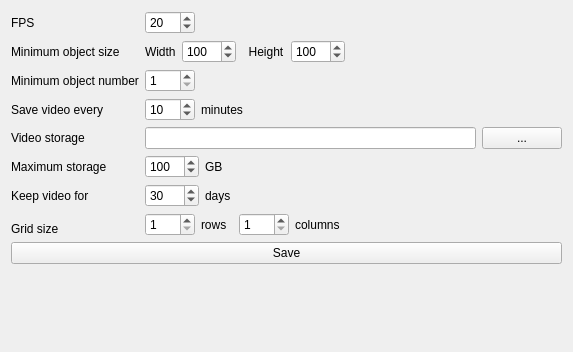
Above: SettingsPage.ui from congchenutd/WatchDog before the change. Below: the same form after it.
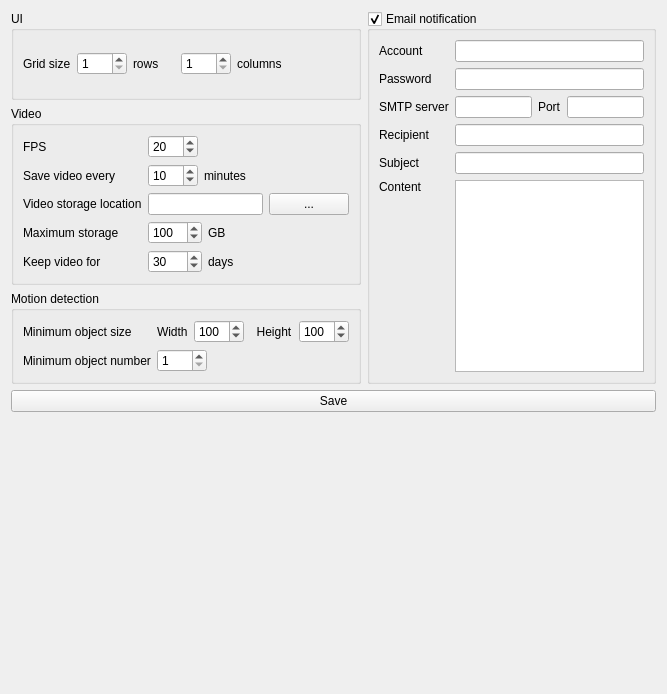
That is the form after the change.

```diff
--- a/SettingsPage.ui
+++ b/SettingsPage.ui
@@ -6,15 +6,23 @@
    <rect>
     <x>0</x>
     <y>0</y>
-    <width>573</width>
-    <height>352</height>
+    <width>667</width>
+    <height>694</height>
    </rect>
   </property>
   <property name="windowTitle">
    <string>Form</string>
   </property>
-  <layout class="QGridLayout" name="gridLayout">
-   <item row="7" column="1" rowspan="2">
+  <layout class="QVBoxLayout" name="verticalLayout">
+   <item>
+    <layout class="QGridLayout" name="gridLayout_5">
+     <item row="0" column="0">
+      <widget class="QGroupBox" name="groupBox_3">
+       <property name="title">
+        <string>UI</string>
+       </property>
+       <layout class="QGridLayout" name="gridLayout_3">
+        <item row="0" column="1">
     <layout class="QHBoxLayout" name="horizontalLayout_8">
      <item>
       <widget class="QSpinBox" name="sbGridNRows">
@@ -35,7 +43,7 @@
      <item>
       <widget class="QLabel" name="label_15">
        <property name="text">
-        <string>rows  </string>
+             <string>rows     </string>
        </property>
       </widget>
      </item>
@@ -77,140 +85,163 @@
      </item>
     </layout>
    </item>
-   <item row="6" column="0">
-    <widget class="QLabel" name="label_7">
+        <item row="0" column="0">
+         <widget class="QLabel" name="label_13">
      <property name="text">
-      <string>Keep video for</string>
+           <string>Grid size</string>
      </property>
     </widget>
    </item>
-   <item row="4" column="0">
-    <widget class="QLabel" name="label_6">
+       </layout>
+      </widget>
+     </item>
+     <item row="0" column="1" rowspan="3">
+      <widget class="QGroupBox" name="groupBox_4">
+       <property name="title">
+        <string>Email notification</string>
+       </property>
+       <property name="checkable">
+        <bool>true</bool>
+       </property>
+       <layout class="QGridLayout" name="gridLayout">
+        <item row="1" column="1">
+         <widget class="QLineEdit" name="lePassword">
+          <property name="echoMode">
+           <enum>QLineEdit::PasswordEchoOnEdit</enum>
+          </property>
+         </widget>
+        </item>
+        <item row="0" column="0">
+         <widget class="QLabel" name="label_17">
      <property name="text">
-      <string>Video storage</string>
+           <string>Account</string>
      </property>
     </widget>
    </item>
+        <item row="0" column="1">
+         <widget class="QLineEdit" name="leAccount"/>
+        </item>
    <item row="2" column="0">
-    <widget class="QLabel" name="label_3">
+         <widget class="QLabel" name="label_19">
      <property name="text">
-      <string>Minimum object number</string>
+           <string>SMTP server</string>
      </property>
     </widget>
    </item>
-   <item row="6" column="1">
-    <layout class="QHBoxLayout" name="horizontalLayout_5">
-     <item>
-      <widget class="QSpinBox" name="sbMaxDays">
-       <property name="minimumSize">
-        <size>
-         <width>50</width>
-         <height>0</height>
-        </size>
-       </property>
-       <property name="minimum">
-        <number>1</number>
-       </property>
-       <property name="maximum">
-        <number>9999</number>
-       </property>
-       <property name="value">
-        <number>30</number>
-       </property>
-      </widget>
-     </item>
-     <item>
-      <widget class="QLabel" name="label_8">
+        <item row="1" column="0">
+         <widget class="QLabel" name="label_18">
        <property name="text">
-        <string>days</string>
+           <string>Password</string>
        </property>
       </widget>
      </item>
+        <item row="2" column="1">
+         <layout class="QHBoxLayout" name="horizontalLayout_9">
      <item>
-      <spacer name="horizontalSpacer_4">
-       <property name="orientation">
-        <enum>Qt::Horizontal</enum>
-       </property>
-       <property name="sizeHint" stdset="0">
-        <size>
-         <width>40</width>
-         <height>20</height>
-        </size>
-       </property>
-      </spacer>
-     </item>
-    </layout>
-   </item>
-   <item row="1" column="1">
-    <layout class="QHBoxLayout" name="horizontalLayout">
+           <widget class="QLineEdit" name="leSmtpServerIP"/>
+          </item>
      <item>
-      <widget class="QLabel" name="label_4">
+           <widget class="QLabel" name="label_20">
        <property name="text">
-        <string>Width</string>
+             <string>Port</string>
        </property>
       </widget>
      </item>
      <item>
-      <widget class="QSpinBox" name="sbWidth">
-       <property name="minimumSize">
-        <size>
-         <width>50</width>
-         <height>0</height>
-        </size>
-       </property>
-       <property name="minimum">
-        <number>1</number>
-       </property>
-       <property name="maximum">
-        <number>9999</number>
-       </property>
-       <property name="value">
-        <number>100</number>
-       </property>
-      </widget>
-     </item>
-     <item>
-      <widget class="QLabel" name="label_5">
+           <widget class="QLineEdit" name="leSmtpPort"/>
+          </item>
+         </layout>
+        </item>
+        <item row="3" column="0">
+         <widget class="QLabel" name="label_21">
        <property name="text">
-        <string>  Height</string>
-       </property>
-      </widget>
-     </item>
-     <item>
-      <widget class="QSpinBox" name="sbHeight">
-       <property name="minimumSize">
-        <size>
-         <width>50</width>
-         <height>0</height>
-        </size>
-       </property>
-       <property name="minimum">
-        <number>1</number>
-       </property>
-       <property name="maximum">
-        <number>9999</number>
-       </property>
-       <property name="value">
-        <number>100</number>
-       </property>
-      </widget>
-     </item>
-     <item>
-      <spacer name="horizontalSpacer">
-       <property name="orientation">
-        <enum>Qt::Horizontal</enum>
-       </property>
-       <property name="sizeHint" stdset="0">
-        <size>
-         <width>40</width>
-         <height>20</height>
-        </size>
-       </property>
-      </spacer>
-     </item>
-    </layout>
+           <string>Recipient</string>
+          </property>
+         </widget>
    </item>
    <item row="3" column="1">
+         <widget class="QLineEdit" name="leRecipient"/>
+        </item>
+        <item row="4" column="0">
+         <widget class="QLabel" name="label_22">
+          <property name="text">
+           <string>Subject</string>
+          </property>
+         </widget>
+        </item>
+        <item row="4" column="1">
+         <widget class="QLineEdit" name="leRecipient_2"/>
+        </item>
+        <item row="5" column="0">
+         <widget class="QLabel" name="label_23">
+          <property name="text">
+           <string>Content</string>
+          </property>
+          <property name="alignment">
+           <set>Qt::AlignLeading|Qt::AlignLeft|Qt::AlignTop</set>
+          </property>
+         </widget>
+        </item>
+        <item row="5" column="1">
+         <widget class="QPlainTextEdit" name="plainTextEdit"/>
+        </item>
+       </layout>
+      </widget>
+     </item>
+     <item row="1" column="0">
+      <widget class="QGroupBox" name="groupBox_2">
+       <property name="title">
+        <string>Video</string>
+       </property>
+       <layout class="QGridLayout" name="gridLayout_2">
+        <item row="0" column="0">
+         <widget class="QLabel" name="label_11">
+          <property name="text">
+           <string>FPS</string>
+          </property>
+         </widget>
+        </item>
+        <item row="0" column="1">
+         <layout class="QHBoxLayout" name="horizontalLayout_6">
+          <item>
+           <widget class="QSpinBox" name="sbFPS">
+            <property name="minimumSize">
+             <size>
+              <width>50</width>
+              <height>0</height>
+             </size>
+            </property>
+            <property name="minimum">
+             <number>1</number>
+            </property>
+            <property name="value">
+             <number>20</number>
+            </property>
+           </widget>
+          </item>
+          <item>
+           <spacer name="horizontalSpacer_5">
+            <property name="orientation">
+             <enum>Qt::Horizontal</enum>
+            </property>
+            <property name="sizeHint" stdset="0">
+             <size>
+              <width>40</width>
+              <height>20</height>
+             </size>
+            </property>
+           </spacer>
+          </item>
+         </layout>
+        </item>
+        <item row="1" column="0">
+         <widget class="QLabel" name="label_14">
+          <property name="text">
+           <string>Save video every</string>
+          </property>
+         </widget>
+        </item>
+        <item row="1" column="1">
     <layout class="QHBoxLayout" name="horizontalLayout_7">
      <item>
       <widget class="QSpinBox" name="sbStorageInterval">
@@ -253,34 +284,14 @@
      </item>
     </layout>
    </item>
-   <item row="8" column="0">
-    <widget class="QLabel" name="label_13">
+        <item row="2" column="0">
+         <widget class="QLabel" name="label_6">
      <property name="text">
-      <string>Grid size</string>
+           <string>Video storage location</string>
      </property>
     </widget>
    </item>
-   <item row="10" column="1">
-    <spacer name="verticalSpacer">
-     <property name="orientation">
-      <enum>Qt::Vertical</enum>
-     </property>
-     <property name="sizeHint" stdset="0">
-      <size>
-       <width>20</width>
-       <height>40</height>
-      </size>
-     </property>
-    </spacer>
-   </item>
-   <item row="9" column="0" colspan="2">
-    <widget class="QPushButton" name="btSave">
-     <property name="text">
-      <string>Save</string>
-     </property>
-    </widget>
-   </item>
-   <item row="4" column="1">
+        <item row="2" column="1">
     <layout class="QHBoxLayout" name="horizontalLayout_3">
      <item>
       <widget class="QLineEdit" name="leStoragePath"/>
@@ -294,7 +305,14 @@
      </item>
     </layout>
    </item>
-   <item row="5" column="1">
+        <item row="3" column="0">
+         <widget class="QLabel" name="label_10">
+          <property name="text">
+           <string>Maximum storage</string>
+          </property>
+         </widget>
+        </item>
+        <item row="3" column="1">
     <layout class="QHBoxLayout" name="horizontalLayout_4">
      <item>
       <widget class="QSpinBox" name="sbMaxStorage">
@@ -337,17 +355,17 @@
      </item>
     </layout>
    </item>
-   <item row="5" column="0">
-    <widget class="QLabel" name="label_10">
+        <item row="4" column="0">
+         <widget class="QLabel" name="label_7">
      <property name="text">
-      <string>Maximum storage</string>
+           <string>Keep video for</string>
      </property>
     </widget>
    </item>
-   <item row="0" column="1">
-    <layout class="QHBoxLayout" name="horizontalLayout_6">
+        <item row="4" column="1">
+         <layout class="QHBoxLayout" name="horizontalLayout_5">
      <item>
-      <widget class="QSpinBox" name="sbFPS">
+           <widget class="QSpinBox" name="sbMaxDays">
        <property name="minimumSize">
         <size>
          <width>50</width>
@@ -357,13 +375,23 @@
        <property name="minimum">
         <number>1</number>
        </property>
+            <property name="maximum">
+             <number>9999</number>
+            </property>
        <property name="value">
-        <number>20</number>
+             <number>30</number>
        </property>
       </widget>
      </item>
      <item>
-      <spacer name="horizontalSpacer_5">
+           <widget class="QLabel" name="label_8">
+            <property name="text">
+             <string>days</string>
+            </property>
+           </widget>
+          </item>
+          <item>
+           <spacer name="horizontalSpacer_4">
        <property name="orientation">
         <enum>Qt::Horizontal</enum>
        </property>
@@ -377,28 +405,99 @@
      </item>
     </layout>
    </item>
-   <item row="1" column="0">
+       </layout>
+      </widget>
+     </item>
+     <item row="2" column="0">
+      <widget class="QGroupBox" name="groupBox">
+       <property name="title">
+        <string>Motion detection</string>
+       </property>
+       <layout class="QGridLayout" name="gridLayout_4">
+        <item row="0" column="0">
     <widget class="QLabel" name="label_2">
      <property name="text">
       <string>Minimum object size</string>
      </property>
     </widget>
    </item>
-   <item row="0" column="0">
-    <widget class="QLabel" name="label_11">
+        <item row="0" column="1">
+         <layout class="QHBoxLayout" name="horizontalLayout">
+          <item>
+           <widget class="QLabel" name="label_4">
      <property name="text">
-      <string>FPS</string>
+             <string>Width</string>
      </property>
     </widget>
    </item>
-   <item row="3" column="0">
-    <widget class="QLabel" name="label_14">
+          <item>
+           <widget class="QSpinBox" name="sbWidth">
+            <property name="minimumSize">
+             <size>
+              <width>50</width>
+              <height>0</height>
+             </size>
+            </property>
+            <property name="minimum">
+             <number>1</number>
+            </property>
+            <property name="maximum">
+             <number>9999</number>
+            </property>
+            <property name="value">
+             <number>100</number>
+            </property>
+           </widget>
+          </item>
+          <item>
+           <widget class="QLabel" name="label_5">
      <property name="text">
-      <string>Save video every</string>
+             <string>  Height</string>
      </property>
     </widget>
    </item>
-   <item row="2" column="1">
+          <item>
+           <widget class="QSpinBox" name="sbHeight">
+            <property name="minimumSize">
+             <size>
+              <width>50</width>
+              <height>0</height>
+             </size>
+            </property>
+            <property name="minimum">
+             <number>1</number>
+            </property>
+            <property name="maximum">
+             <number>9999</number>
+            </property>
+            <property name="value">
+             <number>100</number>
+            </property>
+           </widget>
+          </item>
+          <item>
+           <spacer name="horizontalSpacer">
+            <property name="orientation">
+             <enum>Qt::Horizontal</enum>
+            </property>
+            <property name="sizeHint" stdset="0">
+             <size>
+              <width>40</width>
+              <height>20</height>
+             </size>
+            </property>
+           </spacer>
+          </item>
+         </layout>
+        </item>
+        <item row="1" column="0">
+         <widget class="QLabel" name="label_3">
+          <property name="text">
+           <string>Minimum object number</string>
+          </property>
+         </widget>
+        </item>
+        <item row="1" column="1">
     <layout class="QHBoxLayout" name="horizontalLayout_2">
      <item>
       <widget class="QSpinBox" name="sbNumber">
@@ -427,6 +526,31 @@
       </spacer>
      </item>
     </layout>
+        </item>
+       </layout>
+      </widget>
+     </item>
+    </layout>
+   </item>
+   <item>
+    <widget class="QPushButton" name="btSave">
+     <property name="text">
+      <string>Save</string>
+     </property>
+    </widget>
+   </item>
+   <item>
+    <spacer name="verticalSpacer">
+     <property name="orientation">
+      <enum>Qt::Vertical</enum>
+     </property>
+     <property name="sizeHint" stdset="0">
+      <size>
+       <width>17</width>
+       <height>246</height>
+      </size>
+     </property>
+    </spacer>
    </item>
   </layout>
  </widget>
```
Lines whose indentation alone changed are shown as unchanged.
